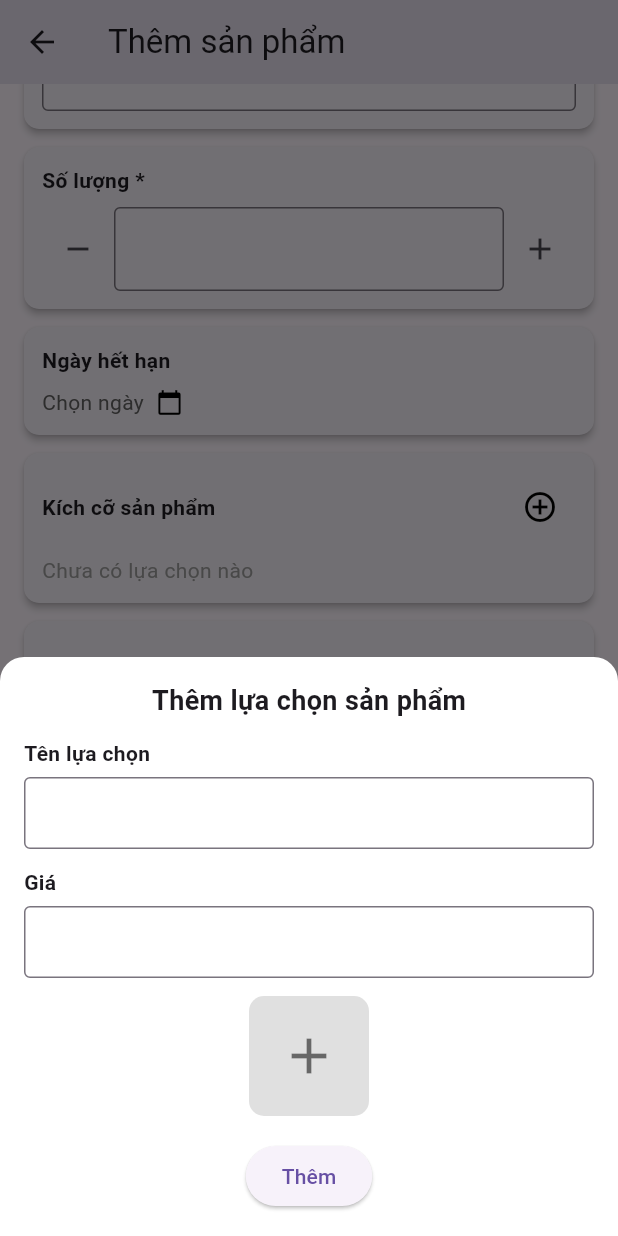
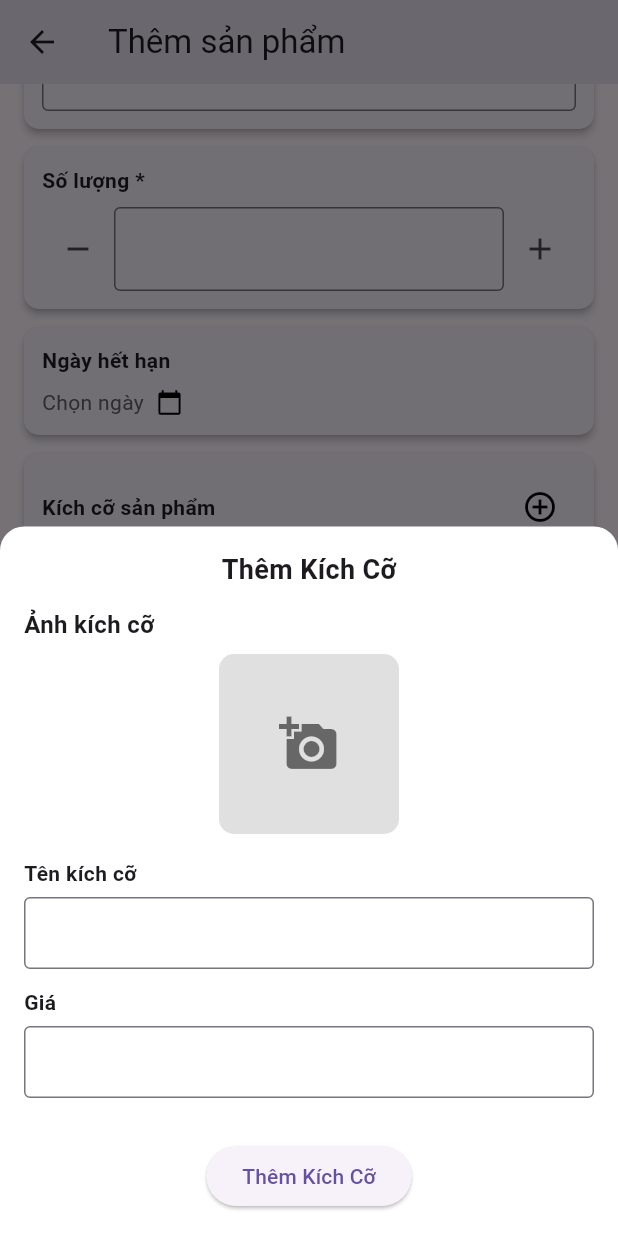
Before and after one commit to AnhDQ123/SEP490_G69_FE, a Flutter app: the ProductFormView screen opened by its route, scrolled down 544 dp, after a tap on the "add circle outline" icon, on a phone screen of 412 x 824 dp. Run offline on Flutter 3.47's test engine with Material 3 defaults, Android fonts, the phone set to English and light mode, and no system bars; our stand-ins replace get, image_picker; network calls fail.

Commit message:
food option fix

```diff
--- a/lib/app/models/product.dart
+++ b/lib/app/models/product.dart
@@ -1,4 +1,4 @@
-import 'foodOption.dart';
+import 'food_option.dart';
 
 class Product {
   final int? id;
--- a/lib/app/modules/productForm/views/product_form_view.dart
+++ b/lib/app/modules/productForm/views/product_form_view.dart
@@ -4,7 +4,7 @@ import 'package:flutter/material.dart';
 import 'package:flutter/services.dart';
 import 'package:get/get.dart';
 import 'package:image_picker/image_picker.dart';
-import '../../../models/foodOption.dart';
+import '../../../models/food_option.dart';
 import '../controllers/product_form_controller.dart';
 
 class ProductFormView extends GetView<ProductFormController> {
@@ -37,13 +37,19 @@ class ProductFormView extends GetView<ProductFormController> {
               options: controller.sizes,
               onAdd: (size) => controller.addSizeOption(size),
               onRemove: (id) => controller.removeSizeOption(id),
+              onEdit: (size) => controller.editSizeOption(size), // 🆕 Thêm chức năng chỉnh sửa
+              isSize: true, // 🆕 Xác định đây là kích cỡ
             )),
+
             _buildCard(buildFoodOptionSelector(
               title: "Lựa chọn sản phẩm",
               options: controller.options,
               onAdd: (option) => controller.addFoodOption(option),
               onRemove: (id) => controller.removeFoodOption(id),
+              onEdit: (option) => controller.editFoodOption(option), // 🆕 Thêm chức năng chỉnh sửa
+              isSize: false, // 🆕 Xác định đây là lựa chọn
             )),
+
 
             _buildCard(_buildSupplierManufacturerFields()), // Nhà sản xuất & Nhà cung cấp
           ],
@@ -268,9 +274,11 @@ class ProductFormView extends GetView<ProductFormController> {
 
   Widget buildFoodOptionSelector({
     required String title,
-    required List<FoodOption> options,
+    required RxList<FoodOption> options,
     required Function(FoodOption) onAdd,
     required Function(int) onRemove,
+    required Function(FoodOption) onEdit,
+    required bool isSize,
   }) {
     return Column(
       crossAxisAlignment: CrossAxisAlignment.start,
@@ -281,7 +289,10 @@ class ProductFormView extends GetView<ProductFormController> {
             Text(title, style: TextStyle(fontSize: 14, fontWeight: FontWeight.bold)),
             IconButton(
               icon: Icon(Icons.add_circle_outline, color: Colors.black),
-              onPressed: () => showAddFoodOptionBottomSheet(onAdd),
+              onPressed: () => showFoodOptionBottomSheet(
+                onSubmit: onAdd,
+                isSize: isSize,
+              ),
             ),
           ],
         ),
@@ -289,17 +300,26 @@ class ProductFormView extends GetView<ProductFormController> {
         Obx(() => Column(
           children: options.isEmpty
               ? [Text("Chưa có lựa chọn nào", style: TextStyle(color: Colors.grey))]
-              : options.map((option) => buildFoodOptionItem(option, onRemove)).toList(),
+              : options.map((option) => buildFoodOptionItem(option, onRemove, onEdit)).toList(),
         )),
       ],
     );
   }
 
-  void showAddFoodOptionBottomSheet(Function(FoodOption) onAdd) {
-    TextEditingController nameController = TextEditingController();
-    TextEditingController priceController = TextEditingController();
+
+
+  void showFoodOptionBottomSheet({
+    required Function(FoodOption) onSubmit,
+    FoodOption? existingOption, // Nếu có nghĩa là đang sửa
+    bool isSize = false, // Xác định đây là kích cỡ hay lựa chọn
+  }) {
+    // Nếu là sửa, điền sẵn thông tin
+    TextEditingController nameController =
+    TextEditingController(text: existingOption?.name ?? "");
+    TextEditingController priceController =
+    TextEditingController(text: existingOption?.price.toString() ?? "");
     final ImagePicker _picker = ImagePicker();
-    Rxn<File> selectedImage = Rxn<File>();
+    Rxn<File> selectedImage = Rxn<File>(existingOption?.image);
 
     Get.bottomSheet(
       Container(
@@ -311,13 +331,26 @@ class ProductFormView extends GetView<ProductFormController> {
         child: Column(
           mainAxisSize: MainAxisSize.min,
           children: [
-            Text("Thêm lựa chọn sản phẩm", style: TextStyle(fontSize: 18, fontWeight: FontWeight.bold)),
+            // 🏷 Tiêu đề (Thêm hoặc Chỉnh sửa)
+            Text(
+              existingOption == null
+                  ? (isSize ? "Thêm Kích Cỡ" : "Thêm Lựa Chọn")
+                  : (isSize ? "Chỉnh Sửa Kích Cỡ" : "Chỉnh Sửa Lựa Chọn"),
+              style: TextStyle(fontSize: 18, fontWeight: FontWeight.bold),
+            ),
             SizedBox(height: 12),
 
-            _buildBottomSheetTextField("Tên lựa chọn", nameController),
-            _buildBottomSheetTextField("Giá", priceController, isNumber: true),
+            // 📌 Tiêu đề ảnh
+            Align(
+              alignment: Alignment.centerLeft,
+              child: Text(
+                isSize ? "Ảnh kích cỡ" : "Ảnh lựa chọn",
+                style: TextStyle(fontSize: 16, fontWeight: FontWeight.bold),
+              ),
+            ),
+            SizedBox(height: 8),
 
-            // Khu vực chọn ảnh
+            // 🖼 Khu vực chọn ảnh
             Obx(() => Column(
               children: [
                 if (selectedImage.value != null)
@@ -328,8 +361,8 @@ class ProductFormView extends GetView<ProductFormController> {
                         borderRadius: BorderRadius.circular(8),
                         child: Image.file(
                           selectedImage.value!,
-                          width: 80,
-                          height: 80,
+                          width: 120,
+                          height: 120,
                           fit: BoxFit.cover,
                         ),
                       ),
@@ -341,7 +374,8 @@ class ProductFormView extends GetView<ProductFormController> {
                             color: Colors.red,
                             shape: BoxShape.circle,
                           ),
-                          child: Icon(Icons.close, color: Colors.white, size: 20),
+                          child:
+                          Icon(Icons.close, color: Colors.white, size: 20),
                         ),
                       ),
                     ],
@@ -349,25 +383,37 @@ class ProductFormView extends GetView<ProductFormController> {
                 if (selectedImage.value == null)
                   GestureDetector(
                     onTap: () async {
-                      final XFile? pickedFile = await _picker.pickImage(source: ImageSource.gallery);
+                      final XFile? pickedFile =
+                      await _picker.pickImage(source: ImageSource.gallery);
                       if (pickedFile != null) {
                         selectedImage.value = File(pickedFile.path);
                       }
                     },
                     child: Container(
-                      width: 80,
-                      height: 80,
+                      width: 120,
+                      height: 120,
                       decoration: BoxDecoration(
                         color: Colors.grey[300],
                         borderRadius: BorderRadius.circular(10),
                       ),
-                      child: Icon(Icons.add, size: 40, color: Colors.black54),
+                      child:
+                      Icon(Icons.add_a_photo, size: 40, color: Colors.black54),
                     ),
                   ),
               ],
             )),
             SizedBox(height: 16),
 
+            // ✏️ Tên lựa chọn / kích cỡ
+            _buildBottomSheetTextField(
+                isSize ? "Tên kích cỡ" : "Tên lựa chọn", nameController),
+
+            // 💰 Giá
+            _buildBottomSheetTextField("Giá", priceController, isNumber: true),
+
+            SizedBox(height: 16),
+
+            // ✅ Nút Lưu/Thêm
             ElevatedButton(
               onPressed: () {
                 String name = nameController.text.trim();
@@ -384,19 +430,21 @@ class ProductFormView extends GetView<ProductFormController> {
                   return;
                 }
 
-                onAdd(FoodOption(
-                  id: DateTime.now().millisecondsSinceEpoch,
+                onSubmit(FoodOption(
+                  id: existingOption?.id ?? DateTime.now().millisecondsSinceEpoch,
                   name: name,
                   price: price,
-                  image: selectedImage.value, // Lưu ảnh vào option
-                  typeId: 3, // Đây là option (hoặc có thể là size tùy vào nơi gọi hàm)
+                  image: selectedImage.value, // 📷 Lưu ảnh nếu có
+                  typeId: isSize ? 2 : 3, // 🏷 Loại (2: kích cỡ, 3: lựa chọn)
                 ));
 
                 Future.delayed(Duration.zero, () {
                   Get.back();
                 });
               },
-              child: Text("Thêm"),
+              child: Text(existingOption == null
+                  ? (isSize ? "Thêm Kích Cỡ" : "Thêm Lựa Chọn")
+                  : "Lưu Chỉnh Sửa"),
             ),
           ],
         ),
@@ -405,7 +453,7 @@ class ProductFormView extends GetView<ProductFormController> {
     );
   }
 
-  Widget buildFoodOptionItem(FoodOption option, Function(int) onRemove) {
+  Widget buildFoodOptionItem(FoodOption option, Function(int) onRemove, Function(FoodOption) onEdit) {
     return Padding(
       padding: EdgeInsets.symmetric(vertical: 4),
       child: Row(
@@ -431,14 +479,27 @@ class ProductFormView extends GetView<ProductFormController> {
               ],
             ),
           ),
+          // Nút sửa
           IconButton(
-            icon: Icon(Icons.delete, color: Colors.grey),
+            icon: Icon(Icons.edit, color: Colors.blue),
+            onPressed: () {
+              showFoodOptionBottomSheet(
+                onSubmit: onEdit,
+                existingOption: option, // 🆕 Truyền dữ liệu để sửa
+                isSize: option.typeId == 2, // Xác định đây là kích cỡ hay lựa chọn
+              );
+            },
+          ),
+          // Nút xoá
+          IconButton(
+            icon: Icon(Icons.delete, color: Colors.red),
             onPressed: () => onRemove(option.id),
           ),
         ],
       ),
     );
   }
+
 
 
   Widget _buildSupplierManufacturerFields() {
```
Also changed, not shown: lib/app/modules/productForm/controllers/product_form_controller.dart (+17 -4 lines), lib/app/models/food_option.dart (renamed from lib/app/models/foodOption.dart).
